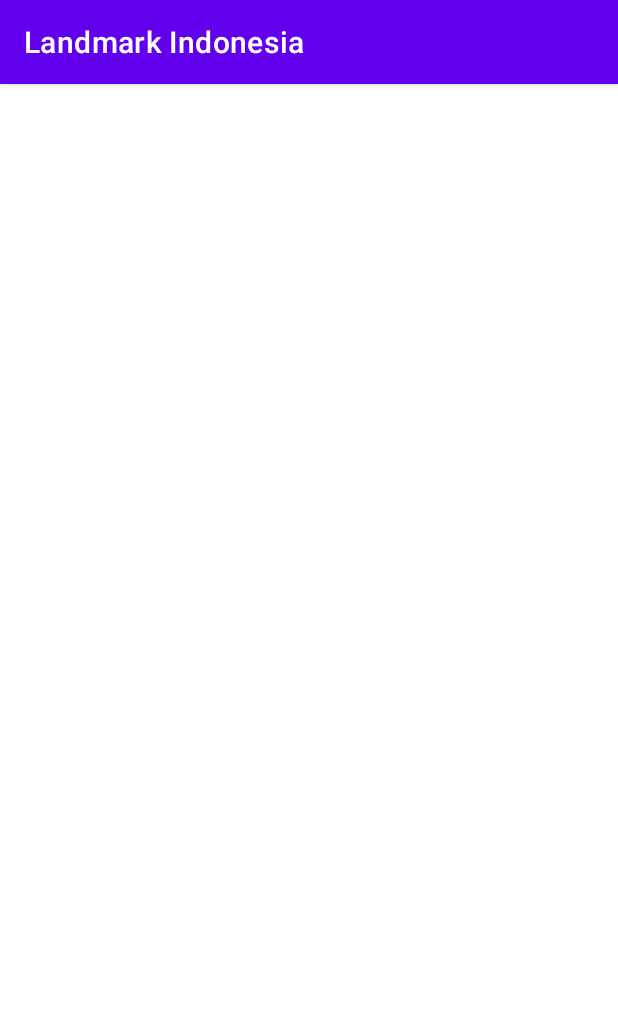
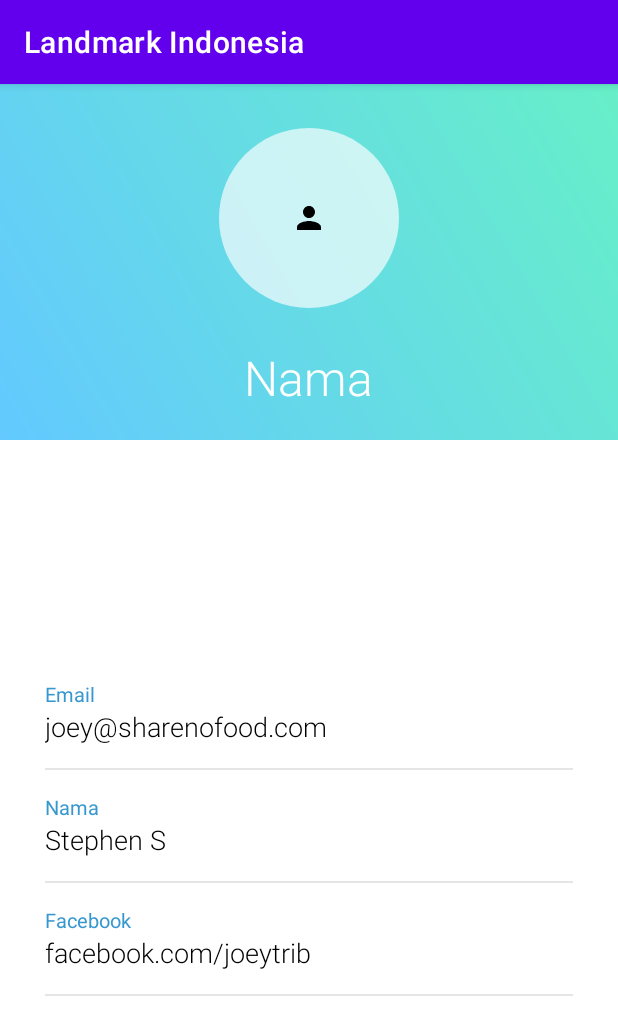
Before and after one commit to TDCPaciato/All-in-Parlay, an Android app: the AkunActivity screen opened directly, with no data from a screen before it, on a phone screen of 412 x 824 dp. Shown: the top 1035 px of the screen. Run offline under Robolectric (Android 15) with nearby library versions, the phone set to English and light mode, and no system bars.

Commit message:
buat UI Halaman Akun

```diff
--- /dev/null
+++ b/LandmarkIndonesia/app/src/main/res/drawable/background.xml
@@ -0,0 +1,10 @@
+<?xml version="1.0" encoding="utf-8"?>
+<shape xmlns:android="http://schemas.android.com/apk/res/android"
+    android:shape="rectangle">
+
+    <gradient
+        android:angle="45"
+        android:endColor="@color/gradEnd"
+        android:startColor="@color/gradStart" />
+
+</shape>
--- /dev/null
+++ b/LandmarkIndonesia/app/src/main/res/drawable/circle.xml
@@ -0,0 +1,7 @@
+<?xml version="1.0" encoding="utf-8"?>
+<shape xmlns:android="http://schemas.android.com/apk/res/android"
+    android:shape="oval">
+
+    <solid android:color="@color/solidCircle" />
+
+</shape>
--- /dev/null
+++ b/LandmarkIndonesia/app/src/main/res/drawable/circle_border.xml
@@ -0,0 +1,9 @@
+<?xml version="1.0" encoding="utf-8"?>
+<shape xmlns:android="http://schemas.android.com/apk/res/android"
+    android:shape="oval">
+
+    <stroke
+        android:width="2dp"
+        android:color="@color/circleBorder" />
+
+</shape>
--- a/LandmarkIndonesia/app/src/main/res/layout/activity_akun.xml
+++ b/LandmarkIndonesia/app/src/main/res/layout/activity_akun.xml
@@ -7,4 +7,154 @@
     tools:context=".activities.AkunActivity"
     android:orientation="vertical">
 
+    <RelativeLayout
+        android:id="@+id/rellay1"
+        android:layout_width="match_parent"
+        android:layout_height="wrap_content"
+        android:background="@drawable/background"
+        android:paddingBottom="20dp">
+
+        <RelativeLayout
+            android:id="@+id/imgUser"
+            android:layout_width="wrap_content"
+            android:layout_height="wrap_content"
+            android:layout_centerHorizontal="true"
+            android:layout_marginTop="20dp">
+
+            <ImageView
+                android:layout_width="120dp"
+                android:layout_height="120dp"
+                android:layout_marginStart="9dp"
+                android:layout_marginTop="9dp"
+                android:layout_marginEnd="9dp"
+                android:layout_marginBottom="9dp"
+                android:adjustViewBounds="true"
+                android:background="@drawable/circle"
+                android:padding="3dp"
+                android:scaleType="centerInside"
+                android:src="@drawable/ic_person_24" />
+
+        </RelativeLayout>
+
+            <TextView
+                android:id="@+id/tv_name"
+                android:layout_width="wrap_content"
+                android:layout_height="wrap_content"
+                android:layout_below="@+id/imgUser"
+                android:layout_centerHorizontal="true"
+                android:layout_marginTop="15sp"
+                android:fontFamily="sans-serif-light"
+                android:text="Nama"
+                android:textColor="@color/white"
+                android:textSize="32sp" />
+
+    </RelativeLayout>
+
+    <RelativeLayout
+        android:layout_width="match_parent"
+        android:layout_height="match_parent"
+        android:layout_below="@+id/linlay1">
+
+        <LinearLayout
+            android:layout_width="match_parent"
+            android:layout_height="wrap_content"
+            android:layout_centerInParent="true"
+            android:layout_marginLeft="30dp"
+            android:layout_marginRight="30dp"
+            android:layout_marginTop="20dp"
+            android:orientation="vertical">
+
+            <LinearLayout
+                android:layout_width="match_parent"
+                android:layout_height="wrap_content"
+                android:orientation="vertical">
+
+                <TextView
+                    android:layout_width="wrap_content"
+                    android:layout_height="wrap_content"
+                    android:text="Email"
+                    android:textColor="@color/headings"
+                    android:textSize="13sp" />
+
+                <TextView
+                    android:layout_width="wrap_content"
+                    android:layout_height="wrap_content"
+                    android:fontFamily="sans-serif-light"
+                    android:text="joey@sharenofood.com"
+                    android:textColor="#000000"
+                    android:textSize="18sp" />
+
+                <View
+                    android:layout_width="match_parent"
+                    android:layout_height="1dp"
+                    android:layout_marginTop="15dp"
+                    android:background="@color/grey" />
+
+            </LinearLayout>
+
+            <LinearLayout
+                android:layout_width="match_parent"
+                android:layout_height="wrap_content"
+                android:layout_marginTop="15dp"
+                android:orientation="vertical">
+
+                <TextView
+                    android:layout_width="wrap_content"
+                    android:layout_height="wrap_content"
+                    android:text="Nama"
+                    android:textColor="@color/headings"
+                    android:textSize="13sp" />
+
+                <TextView
+                    android:layout_width="wrap_content"
+                    android:layout_height="wrap_content"
+                    android:fontFamily="sans-serif-light"
+                    android:text="Stephen S"
+                    android:textColor="#000000"
+                    android:textSize="18sp" />
+
+                <View
+                    android:layout_width="match_parent"
+                    android:layout_height="1dp"
+                    android:layout_marginTop="15dp"
+                    android:background="@color/grey" />
+
+            </LinearLayout>
+
+
+
+            <LinearLayout
+                android:layout_width="match_parent"
+                android:layout_height="wrap_content"
+                android:layout_marginTop="15dp"
+                android:orientation="vertical">
+
+                <TextView
+                    android:layout_width="wrap_content"
+                    android:layout_height="wrap_content"
+                    android:text="Facebook"
+                    android:textColor="@color/headings"
+                    android:textSize="13sp" />
+
+                <TextView
+                    android:layout_width="wrap_content"
+                    android:layout_height="wrap_content"
+                    android:fontFamily="sans-serif-light"
+                    android:text="facebook.com/joeytrib"
+                    android:textColor="#000000"
+                    android:textSize="18sp" />
+
+                <View
+                    android:layout_width="match_parent"
+                    android:layout_height="1dp"
+                    android:layout_marginTop="15dp"
+                    android:background="@color/grey" />
+
+            </LinearLayout>
+
+
+        </LinearLayout>
+
+    </RelativeLayout>
+
 </LinearLayout>
--- a/LandmarkIndonesia/app/src/main/res/values/colors.xml
+++ b/LandmarkIndonesia/app/src/main/res/values/colors.xml
@@ -7,4 +7,11 @@
     <color name="teal_700">#FF018786</color>
     <color name="black">#FF000000</color>
     <color name="white">#FFFFFFFF</color>
+    <color name="gradEnd">#67EFC8</color>
+    <color name="gradStart">#63C9FF</color>
+    <color name="circleBorder">#50FFFFFF</color>
+    <color name="solidCircle">#AAFFFFFF</color>
+    <color name="address">#2F7092</color>
+    <color name="headings">#3797CF</color>
+    <color name="grey">#E5E5E5</color>
 </resources>
```
